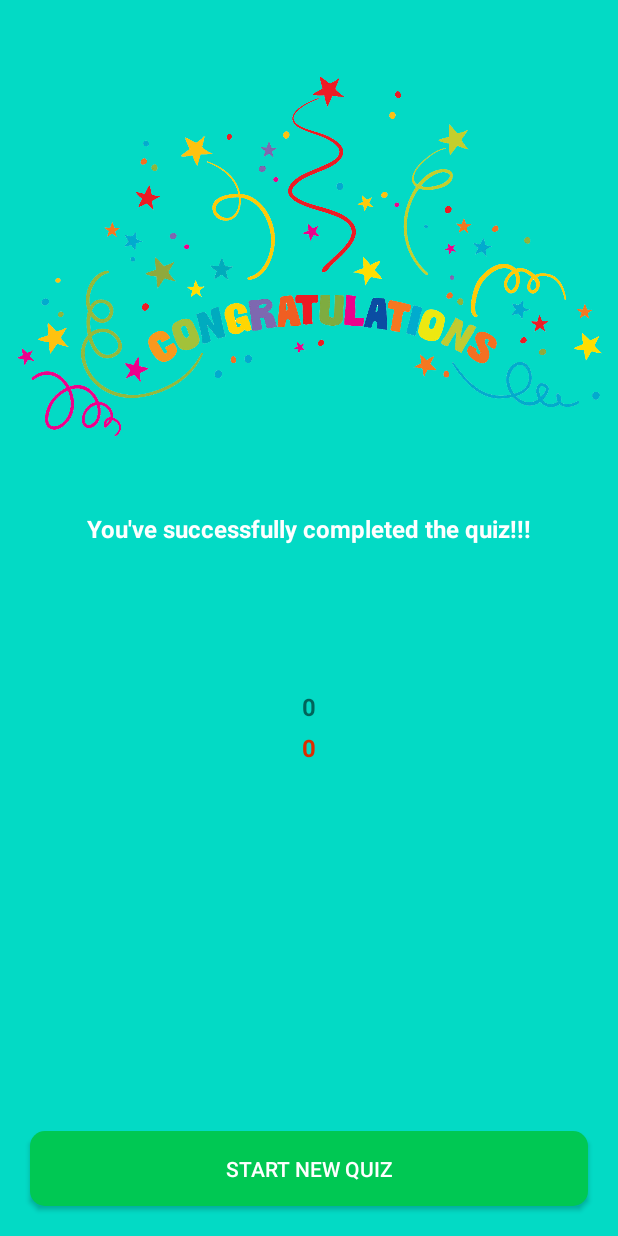
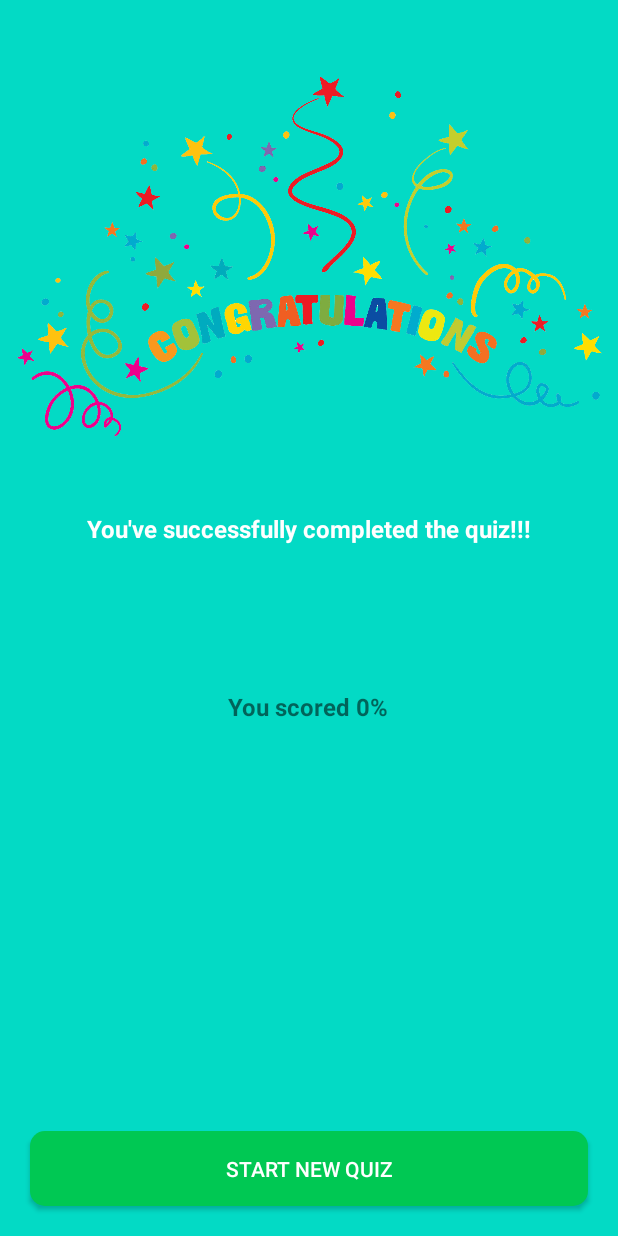
Before and after one commit to 1itachi/crack-it-up, an Android app: the QuizResults screen opened directly, with no data from a screen before it, on a phone screen of 412 x 824 dp. Run offline under Robolectric (Android 15) with nearby library versions, the phone set to English and light mode, and no system bars; our stand-ins replace Firebase (no records; nobody signed in at launch, a user with empty details on screens opened directly).

Commit message:
Result screen (#81)
* populate quiz screen

* fix quiz screens

* Update QuizResults.java

```diff
--- a/app/src/main/java/edu/neu/madcourse/crack_it_up/QuizActivity.java
+++ b/app/src/main/java/edu/neu/madcourse/crack_it_up/QuizActivity.java
@@ -178,7 +178,8 @@ public class QuizActivity extends AppCompatActivity {
                     Intent intent = new Intent(QuizActivity.this, QuizResults.class);
                     int size = questionList.size();
                     int finalScore = (int) Math.round(userscore * 100.0/size);
-                    intent.putExtra("percentage", String.valueOf(finalScore));
+                    intent.putExtra("percentage", finalScore);
+                    intent.putExtra("topicId", topicId);
                     startActivity(intent);
                     finish();
                 }
--- a/app/src/main/java/edu/neu/madcourse/crack_it_up/QuizResults.java
+++ b/app/src/main/java/edu/neu/madcourse/crack_it_up/QuizResults.java
@@ -9,7 +9,14 @@ import android.view.View;
 
 import android.widget.TextView;
 
+import com.google.firebase.auth.FirebaseAuth;
+import com.google.firebase.auth.FirebaseUser;
+import com.google.firebase.database.DatabaseReference;
+import com.google.firebase.database.FirebaseDatabase;
+
 public class QuizResults extends AppCompatActivity {
+
+    private DatabaseReference mDatabase;
 
     @Override
     protected void onCreate(Bundle savedInstanceState) {
@@ -18,18 +25,31 @@ public class QuizResults extends AppCompatActivity {
 
         final AppCompatButton startNewBtn = findViewById(R.id.startNewQuizBtn);
         final TextView correctAnswer = findViewById(R.id.correctAnswers);
-        final TextView incorrectAnswers = findViewById(R.id.incorrectAnswers);
 
-        final int getCorrectAnswers = getIntent().getIntExtra("correct", 0);
-        final int getIncorrectAnswers = getIntent().getIntExtra("incorrect", 0);
+        final int getCorrectAnswers = getIntent().getIntExtra("percentage", 0);
+        final String topicId = getIntent().getStringExtra("topicId");
 
-        correctAnswer.setText(String.valueOf(getCorrectAnswers));
-        incorrectAnswers.setText(String.valueOf(getIncorrectAnswers));
+        correctAnswer.setText("You scored " +String.valueOf(getCorrectAnswers) + "%");
+
+        //get current user
+        FirebaseAuth fauth = FirebaseAuth.getInstance();
+        FirebaseUser user = fauth.getCurrentUser();
+        String email = user.getEmail();
+
+        String formattedEmail = email.replace("@", "").replace(".", "");
+
+
+        //firebase
+        //reference to firebase
+        mDatabase = FirebaseDatabase.getInstance().getReference("quizScores");
+        //set user reference
+        mDatabase.child(formattedEmail).child(topicId).setValue(getCorrectAnswers);
+
 
         startNewBtn.setOnClickListener(new View.OnClickListener() {
             @Override
             public void onClick(View v) {
-                startActivity(new Intent(QuizResults.this, TopicSelection.class));
+                startActivity(new Intent(QuizResults.this, QuizActivity.class));
                 finish();
             }
         });
@@ -37,7 +57,7 @@ public class QuizResults extends AppCompatActivity {
 
     @Override
     public void onBackPressed() {
-        startActivity(new Intent(QuizResults.this, TopicSelection.class));
+        startActivity(new Intent(QuizResults.this, MainActivity.class));
         finish();
     }
 }
--- a/app/src/main/res/layout/activity_quiz_results.xml
+++ b/app/src/main/res/layout/activity_quiz_results.xml
@@ -47,16 +47,6 @@
             android:textStyle="bold"
             android:textSize="16sp"/>
 
-        <TextView
-            android:layout_width="wrap_content"
-            android:layout_height="wrap_content"
-            android:id="@+id/incorrectAnswers"
-            android:layout_marginTop="5dp"
-            android:text="Wrong Answers : 0"
-            android:textStyle="bold"
-            android:textColor="#DD2C00"
-            android:textSize="16sp"/>
-
     </LinearLayout>
 
     <androidx.appcompat.widget.AppCompatButton
```
